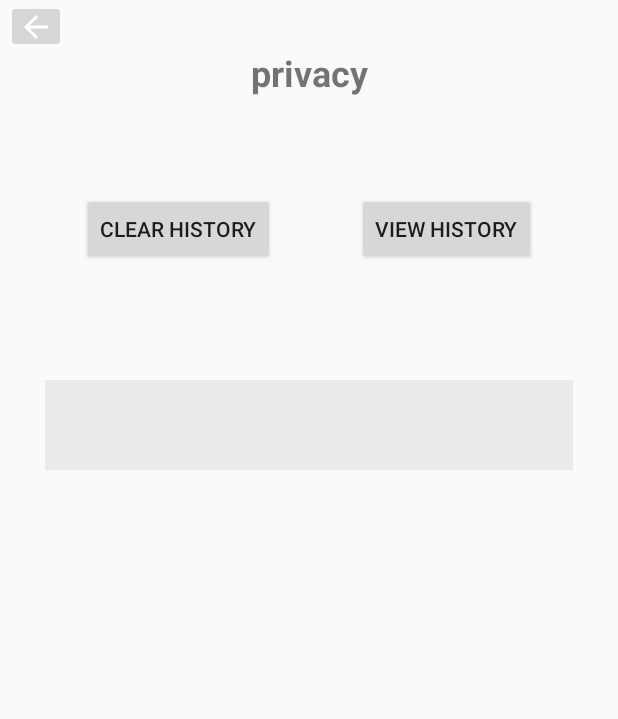
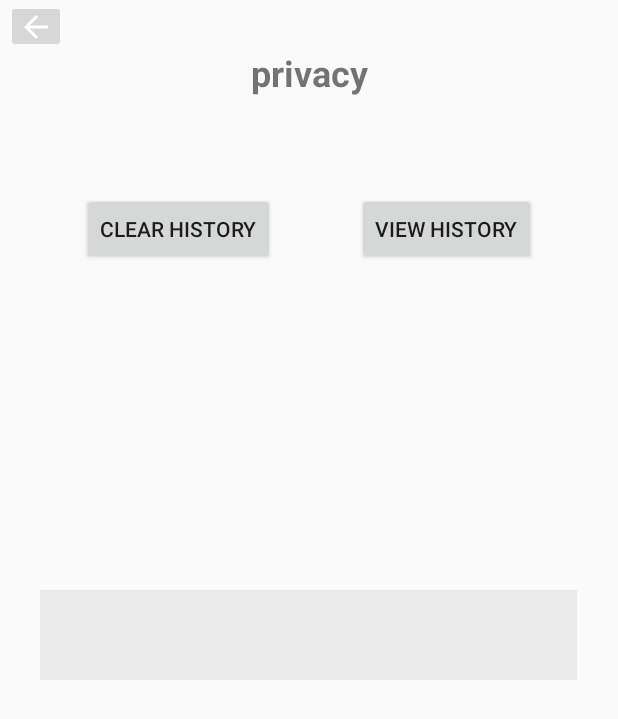
Before and after one commit to group7Mobile/Artemis, an Android app: the Privacy screen opened directly, with no data from a screen before it, on a phone screen of 412 x 824 dp. Shown: the top 719 px of the screen. Run offline under Robolectric (Android 15) with nearby library versions, the phone set to English and light mode, and no system bars.

Commit message:
some front-end modify

```diff
--- a/app/src/main/java/com/example/artemis/Privacy.java
+++ b/app/src/main/java/com/example/artemis/Privacy.java
@@ -80,4 +80,5 @@ public class Privacy extends AppCompatActivity {
             return arrayList;
         }
 
+
 }
--- a/app/src/main/res/layout/activity_privacy.xml
+++ b/app/src/main/res/layout/activity_privacy.xml
@@ -32,11 +32,11 @@
         android:id="@+id/button18"
         android:layout_width="wrap_content"
         android:layout_height="wrap_content"
-        android:layout_marginTop="64dp"
         android:text="view history"
+        app:layout_constraintBaseline_toBaselineOf="@+id/button14"
         app:layout_constraintEnd_toEndOf="parent"
-        app:layout_constraintStart_toEndOf="@+id/button14"
-        app:layout_constraintTop_toBottomOf="@+id/textView26" />
+        app:layout_constraintStart_toEndOf="@+id/button14" />
+
     <ImageButton
         android:id="@+id/imageButton11"
         android:layout_width="40dp"
@@ -50,13 +50,14 @@
 
     <androidx.recyclerview.widget.RecyclerView
         android:id="@+id/recyclerView3"
-        android:layout_width="352dp"
-        android:layout_height="468dp"
+        android:layout_width="358dp"
+        android:layout_height="377dp"
         android:layout_marginTop="12dp"
         app:layout_constraintBottom_toBottomOf="parent"
         app:layout_constraintEnd_toEndOf="parent"
+        app:layout_constraintHorizontal_bias="0.491"
         app:layout_constraintStart_toStartOf="parent"
         app:layout_constraintTop_toBottomOf="@+id/button14"
-        app:layout_constraintVertical_bias="0.373" />
+        app:layout_constraintVertical_bias="0.786" />
 
 </androidx.constraintlayout.widget.ConstraintLayout>
```
Also changed, not shown: app/src/main/java/com/example/artemis/Filters.java (+12 -22 lines).
